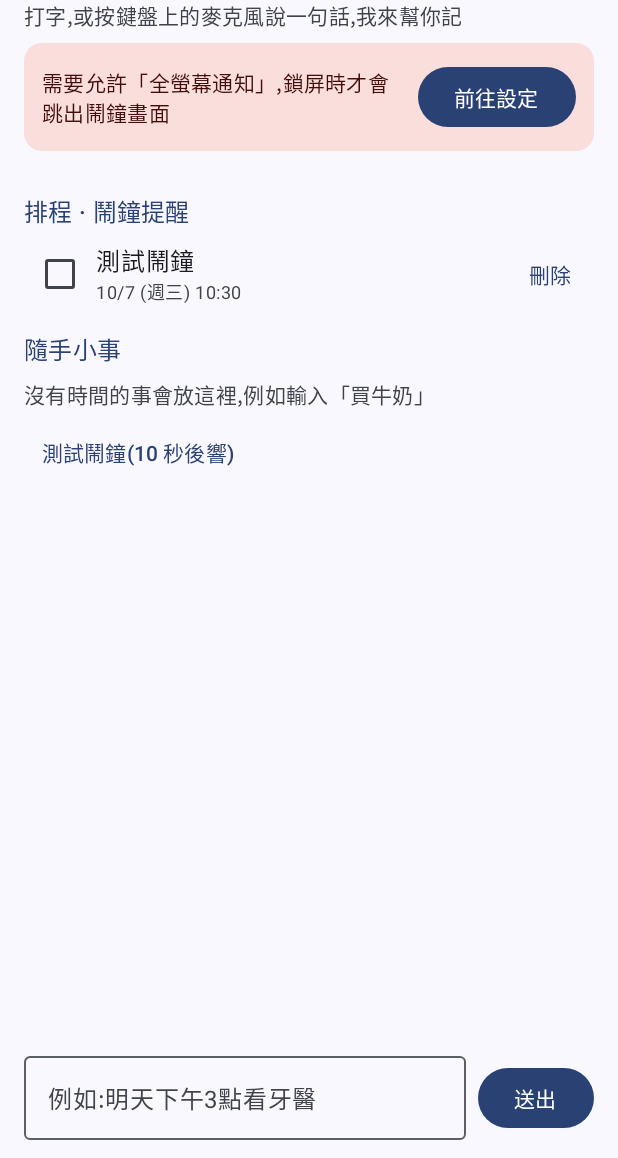
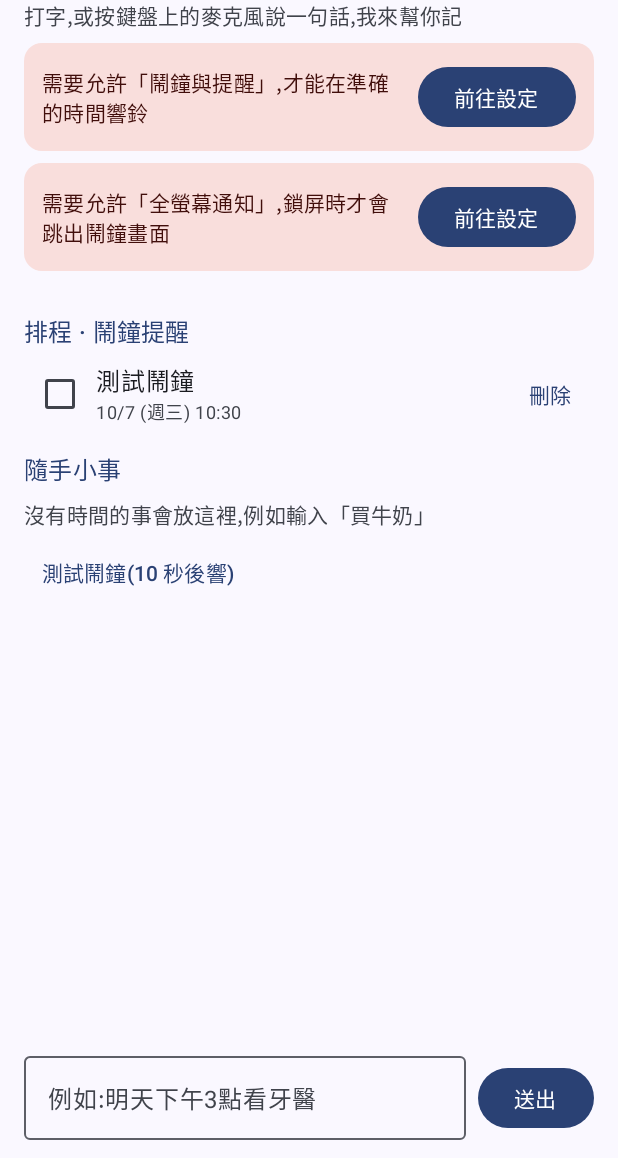
Before and after one commit to York260/free-life, an Android app built with Jetpack Compose: the screen it shows after launch (MainActivity), after a tap on "測試鬧鐘(10 秒後響)", on a phone screen of 412 x 824 dp, the part 78-1236 px from its top. Run offline under Robolectric (Android 15) with nearby library versions, the phone set to English and light mode, and no system bars.

Commit message:
Declare exact-alarm permission and add in-app crash log
setAlarmClock throws SecurityException on Android 12+ without the
"Alarms & reminders" permission, which crashed the app when scheduling.

- Declare USE_EXACT_ALARM (API 33+) and SCHEDULE_EXACT_ALARM (API 31-32)
- AlarmScheduler.schedule catches SecurityException instead of crashing
- Show a permission card when exact alarms are not allowed
- Save uncaught exceptions and show them in the app with a copy button

Co-Authored-By: Claude Sonnet 5.5 <noreply@anthropic.com>
Claude-Session: https://claude.ai/code/session_01TMPVYK6NRrJejmTwynC2kq

```diff
--- a/app/src/main/AndroidManifest.xml
+++ b/app/src/main/AndroidManifest.xml
@@ -6,8 +6,14 @@
     <uses-permission android:name="android.permission.RECEIVE_BOOT_COMPLETED" />
     <uses-permission android:name="android.permission.VIBRATE" />
     <uses-permission android:name="android.permission.WAKE_LOCK" />
+    <!-- 精確鬧鐘:Android 13 以上用 USE_EXACT_ALARM(自動授予),Android 12 用 SCHEDULE_EXACT_ALARM -->
+    <uses-permission android:name="android.permission.USE_EXACT_ALARM" />
+    <uses-permission
+        android:name="android.permission.SCHEDULE_EXACT_ALARM"
+        android:maxSdkVersion="32" />
 
     <application
+        android:name=".FreeLifeApp"
         android:allowBackup="false"
         android:icon="@mipmap/ic_launcher"
         android:label="@string/app_name"
--- a/app/src/main/java/com/freelife/app/Alarm.kt
+++ b/app/src/main/java/com/freelife/app/Alarm.kt
@@ -10,6 +10,7 @@ import android.content.Context
 import android.content.Intent
 import android.media.AudioAttributes
 import android.media.RingtoneManager
+import android.os.Build
 import androidx.core.app.NotificationCompat
 
 const val EXTRA_ID = "reminder_id"
@@ -36,15 +37,29 @@ object AlarmScheduler {
         )
     }
 
-    fun schedule(ctx: Context, r: Reminder) {
-        val at = r.triggerAt ?: return
-        if (r.done || at <= System.currentTimeMillis()) return
+    /** Android 12 以上必須持有「鬧鐘與提醒」權限才能排精確鬧鐘。 */
+    fun canScheduleExact(ctx: Context): Boolean {
+        if (Build.VERSION.SDK_INT < 31) return true
         val am = ctx.getSystemService(Context.ALARM_SERVICE) as AlarmManager
-        val show = PendingIntent.getActivity(
-            ctx, 0, Intent(ctx, MainActivity::class.java),
-            PendingIntent.FLAG_IMMUTABLE or PendingIntent.FLAG_UPDATE_CURRENT,
-        )
-        am.setAlarmClock(AlarmManager.AlarmClockInfo(at, show), firePending(ctx, r.id))
+        return am.canScheduleExactAlarms()
+    }
+
+    /** 排程成功(或不需要排程)回傳 true;沒有權限等原因失敗時回傳 false,不會讓 App 當機。 */
+    fun schedule(ctx: Context, r: Reminder): Boolean {
+        val at = r.triggerAt ?: return true
+        if (r.done || at <= System.currentTimeMillis()) return true
+        return try {
+            val am = ctx.getSystemService(Context.ALARM_SERVICE) as AlarmManager
+            val show = PendingIntent.getActivity(
+                ctx, 0, Intent(ctx, MainActivity::class.java),
+                PendingIntent.FLAG_IMMUTABLE or PendingIntent.FLAG_UPDATE_CURRENT,
+            )
+            am.setAlarmClock(AlarmManager.AlarmClockInfo(at, show), firePending(ctx, r.id))
+            true
+        } catch (e: SecurityException) {
+            CrashLog.save(ctx, e)
+            false
+        }
     }
 
     fun cancel(ctx: Context, id: Long) {
--- /dev/null
+++ b/app/src/main/java/com/freelife/app/CrashLog.kt
@@ -0,0 +1,45 @@
+package com.freelife.app
+
+import android.app.Application
+import android.content.Context
+import java.io.PrintWriter
+import java.io.StringWriter
+import java.time.LocalDateTime
+
+/** 把當機或排程失敗的原因存在手機裡,下次開 App 時顯示,方便回報問題。 */
+object CrashLog {
+    private const val PREF = "crash"
+    private const val KEY = "last"
+
+    fun save(ctx: Context, e: Throwable) {
+        try {
+            val sw = StringWriter()
+            e.printStackTrace(PrintWriter(sw))
+            val text = "${LocalDateTime.now()}\n$sw"
+            ctx.applicationContext.getSharedPreferences(PREF, Context.MODE_PRIVATE)
+                .edit()
+                .putString(KEY, text.take(4000))
+                .commit()
+        } catch (ignored: Throwable) {
+            // 記錄失敗不能再造成另一次當機
+        }
+    }
+
+    fun load(ctx: Context): String? =
+        ctx.getSharedPreferences(PREF, Context.MODE_PRIVATE).getString(KEY, null)
+
+    fun clear(ctx: Context) {
+        ctx.getSharedPreferences(PREF, Context.MODE_PRIVATE).edit().remove(KEY).apply()
+    }
+}
+
+class FreeLifeApp : Application() {
+    override fun onCreate() {
+        super.onCreate()
+        val previous = Thread.getDefaultUncaughtExceptionHandler()
+        Thread.setDefaultUncaughtExceptionHandler { thread, error ->
+            CrashLog.save(this, error)
+            previous?.uncaughtException(thread, error)
+        }
+    }
+}
--- a/app/src/main/java/com/freelife/app/MainActivity.kt
+++ b/app/src/main/java/com/freelife/app/MainActivity.kt
@@ -3,6 +3,8 @@ package com.freelife.app
 import android.Manifest
 import android.app.NotificationManager
 import android.content.ActivityNotFoundException
+import android.content.ClipData
+import android.content.ClipboardManager
 import android.content.Intent
 import android.content.pm.PackageManager
 import android.net.Uri
@@ -60,6 +62,8 @@ class MainActivity : ComponentActivity() {
     private val reminders = mutableStateListOf<Reminder>()
     private var notifGranted by mutableStateOf(true)
     private var fullScreenOk by mutableStateOf(true)
+    private var exactAlarmOk by mutableStateOf(true)
+    private var crashText by mutableStateOf<String?>(null)
 
     private val notifPermission =
         registerForActivityResult(ActivityResultContracts.RequestPermission()) {
@@ -78,8 +82,13 @@ class MainActivity : ComponentActivity() {
                         reminders = reminders,
                         notifMissing = !notifGranted,
                         fullScreenMissing = !fullScreenOk,
+                        exactAlarmMissing = !exactAlarmOk,
+                        crashText = crashText,
                         onGrantNotif = { requestNotifPermission() },
                         onGrantFullScreen = { openFullScreenSettings() },
+                        onGrantExactAlarm = { openExactAlarmSettings() },
+                        onCopyCrash = { copyCrash() },
+                        onClearCrash = { clearCrash() },
                         onAdd = { addReminder(it) },
                         onToggle = { toggleDone(it) },
                         onDelete = { deleteReminder(it) },
@@ -115,6 +124,32 @@ class MainActivity : ComponentActivity() {
         } else {
             true
         }
+        exactAlarmOk = AlarmScheduler.canScheduleExact(this)
+        crashText = CrashLog.load(this)
+    }
+
+    private fun openExactAlarmSettings() {
+        val pkg = Uri.parse("package:$packageName")
+        try {
+            if (Build.VERSION.SDK_INT >= 31) {
+                startActivity(Intent(Settings.ACTION_REQUEST_SCHEDULE_EXACT_ALARM, pkg))
+            } else {
+                startActivity(Intent(Settings.ACTION_APPLICATION_DETAILS_SETTINGS, pkg))
+            }
+        } catch (e: ActivityNotFoundException) {
+            startActivity(Intent(Settings.ACTION_APPLICATION_DETAILS_SETTINGS, pkg))
+        }
+    }
+
+    private fun copyCrash() {
+        val text = crashText ?: return
+        val cm = getSystemService(CLIPBOARD_SERVICE) as ClipboardManager
+        cm.setPrimaryClip(ClipData.newPlainText("Free Life 當機紀錄", text))
+    }
+
+    private fun clearCrash() {
+        CrashLog.clear(this)
+        crashText = null
     }
 
     private fun requestNotifPermission() {
@@ -140,6 +175,7 @@ class MainActivity : ComponentActivity() {
         ReminderStore.upsert(this, r)
         AlarmScheduler.schedule(this, r)
         refreshReminders()
+        refreshPermissions()
     }
 
     private fun toggleDone(r: Reminder) {
@@ -172,8 +208,13 @@ private fun HomeScreen(
     reminders: List<Reminder>,
     notifMissing: Boolean,
     fullScreenMissing: Boolean,
+    exactAlarmMissing: Boolean,
+    crashText: String?,
     onGrantNotif: () -> Unit,
     onGrantFullScreen: () -> Unit,
+    onGrantExactAlarm: () -> Unit,
+    onCopyCrash: () -> Unit,
+    onClearCrash: () -> Unit,
     onAdd: (Reminder) -> Unit,
     onToggle: (Reminder) -> Unit,
     onDelete: (Reminder) -> Unit,
@@ -233,11 +274,41 @@ private fun HomeScreen(
             modifier = Modifier.padding(bottom = 8.dp),
         )
 
+        if (exactAlarmMissing) {
+            PermissionCard("需要允許「鬧鐘與提醒」,才能在準確的時間響鈴", "前往設定", onGrantExactAlarm)
+        }
         if (notifMissing) {
             PermissionCard("需要允許通知,鬧鐘才會響", "允許通知", onGrantNotif)
         }
         if (fullScreenMissing) {
             PermissionCard("需要允許「全螢幕通知」,鎖屏時才會跳出鬧鐘畫面", "前往設定", onGrantFullScreen)
+        }
+
+        if (crashText != null) {
+            Card(
+                modifier = Modifier
+                    .fillMaxWidth()
+                    .padding(bottom = 8.dp),
+                colors = CardDefaults.cardColors(containerColor = MaterialTheme.colorScheme.errorContainer),
+            ) {
+                Column(modifier = Modifier.padding(12.dp)) {
+                    Text(
+                        text = "上次出了問題(請按「複製」貼給我)",
+                        style = MaterialTheme.typography.titleSmall,
+                        color = MaterialTheme.colorScheme.onErrorContainer,
+                    )
+                    Text(
+                        text = crashText.take(300),
+                        style = MaterialTheme.typography.bodySmall,
+                        color = MaterialTheme.colorScheme.onErrorContainer,
+                        modifier = Modifier.padding(vertical = 4.dp),
+                    )
+                    Row(horizontalArrangement = Arrangement.spacedBy(8.dp)) {
+                        Button(onClick = onCopyCrash) { Text("複製") }
+                        TextButton(onClick = onClearCrash) { Text("清除") }
+                    }
+                }
+            }
         }
 
         LazyColumn(
```
